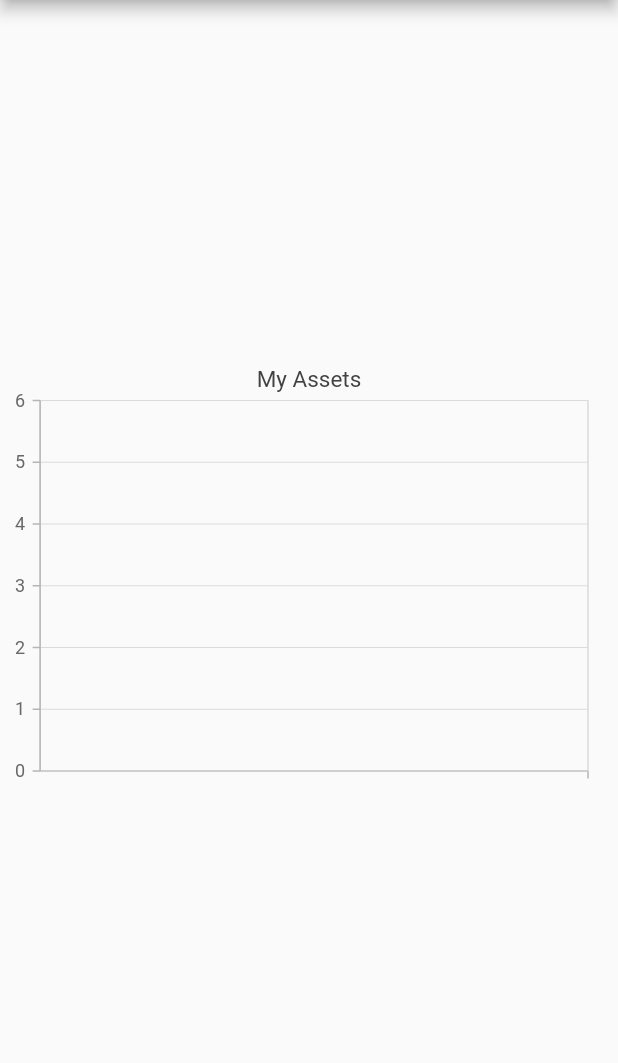
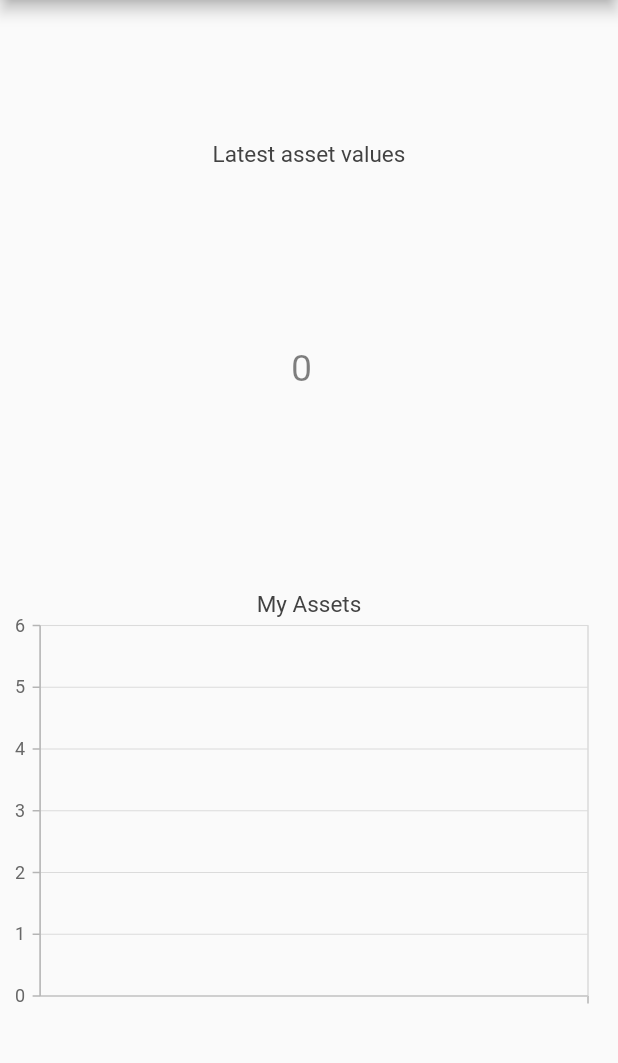
Before and after one commit to isseikz/sbi-selenium, a Flutter app: the screen it shows after launch, on a phone screen of 412 x 824 dp, the part 84-1147 px from its top. Run offline on Flutter 3.47's test engine with Material 2 defaults, Android fonts, the phone set to English and light mode, and no system bars; our stand-ins replace cloud_firestore, firebase_core, syncfusion_flutter_charts; accounts and stored records are empty.

Commit message:
Add latest values in circular chart

```diff
--- a/dashboard/lib/main.dart
+++ b/dashboard/lib/main.dart
@@ -71,6 +71,13 @@ class _MyHomePageState extends State<MyHomePage> {
 
   @override
   Widget build(BuildContext context) {
+    final assetSortedByLastValue = _assets.toList(growable: false);
+    assetSortedByLastValue
+        .sort(((a, b) => b.data.last.value.compareTo(a.data.last.value)));
+    var sum = 0;
+    for (var element in assetSortedByLastValue) {
+      sum = sum + element.data.last.value;
+    }
     return Scaffold(
       appBar: AppBar(
         title: Text(widget.title),
@@ -79,13 +86,33 @@ class _MyHomePageState extends State<MyHomePage> {
         child: Column(
           mainAxisAlignment: MainAxisAlignment.center,
           children: <Widget>[
+            SfCircularChart(
+              title: ChartTitle(text: "Latest asset values"),
+              legend: Legend(isVisible: true),
+              tooltipBehavior: TooltipBehavior(enable: true),
+              series: <CircularSeries>[
+                PieSeries<AssetData, String>(
+                    dataSource: assetSortedByLastValue,
+                    xValueMapper: (datum, index) => datum.name,
+                    yValueMapper: (datum, index) => datum.data.last.value,
+                    dataLabelSettings: const DataLabelSettings(isVisible: true))
+              ],
+              annotations: [
+                CircularChartAnnotation(
+                    widget: Text(
+                  sum.toString(),
+                  style: const TextStyle(
+                      color: Color.fromRGBO(0, 0, 0, 0.5), fontSize: 25),
+                ))
+              ],
+            ),
             SfCartesianChart(
                 primaryXAxis: CategoryAxis(),
                 title: ChartTitle(text: 'My Assets'),
                 legend: Legend(isVisible: true),
                 // Enable tooltip
                 tooltipBehavior: TooltipBehavior(enable: true),
-                series: _assets
+                series: assetSortedByLastValue
                     .map<ChartSeries<DailyValue, String>>(
                       (e) => LineSeries(
                           dataSource: sortByTime(e.data),
```
